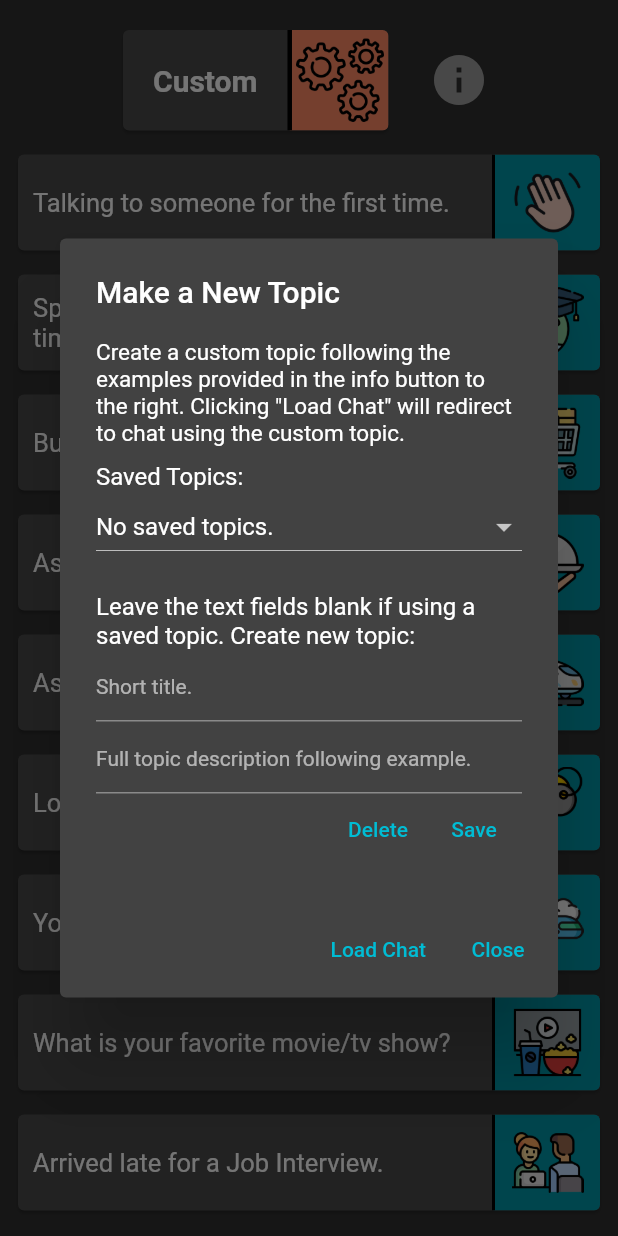
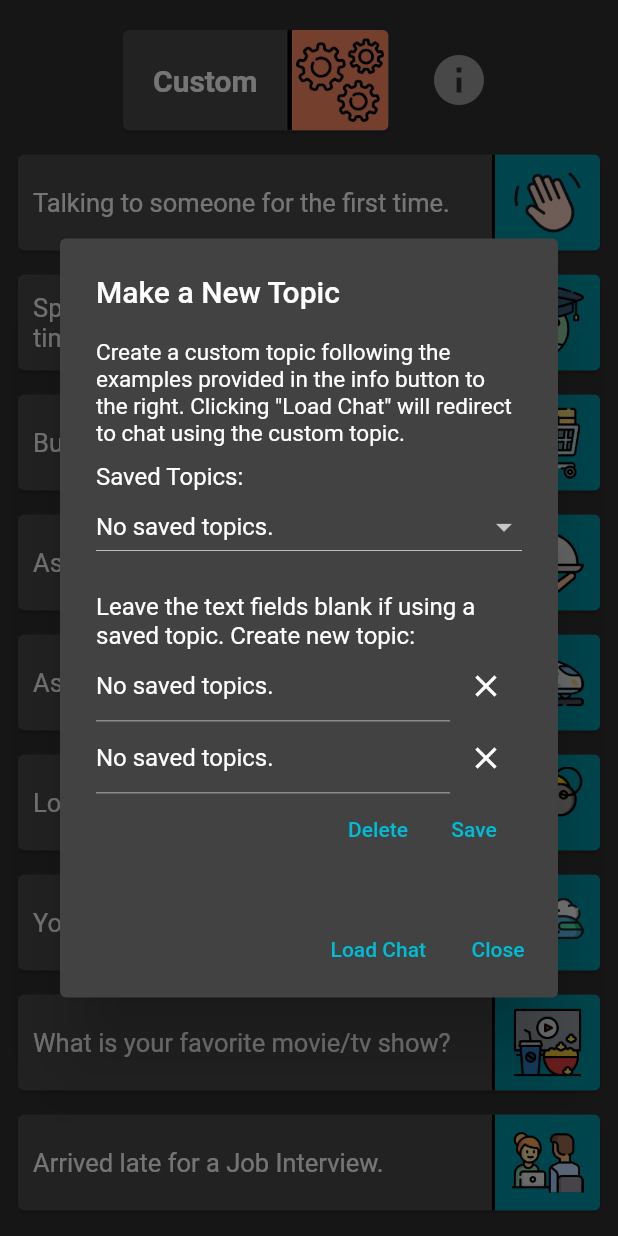
Before and after one commit to JiosHub/KaiwaAI, a Flutter app: the MenuPage widget shown alone on an empty page, opened directly, after a tap on "Custom", on a phone screen of 412 x 824 dp. Run offline on Flutter 3.47's test engine with Material 2 defaults, Android fonts, the phone set to English and light mode, and no system bars; our stand-ins replace cloud_firestore, cloud_functions, device_info, firebase_auth, firebase_core, flutter_chat_ui and 6 more; missing offline and left inert: flutter_inapp_purchase; accounts and stored records are empty; Roboto replaces fonts that are missing (Poppins).

Commit message:
error checks working on custom topics

```diff
--- a/lib/pages/menu.dart
+++ b/lib/pages/menu.dart
@@ -22,10 +22,12 @@ class _MenuPageState extends State<MenuPage> {
   //List<String> savedTopicTitles = [];
   //List<String> savedTopicDesc = [];
   ValueNotifier<List<String>> savedTopicsNotifier = ValueNotifier<List<String>>(["No saved topics."]);
+  final _formKey = GlobalKey<FormState>();
   late String selectedLanguage = "";
   String selectedCustomTopic = "";
   bool isFirstRun = true;
   bool loadCustom = false;
+  bool topicExists = false;
 
   TextEditingController titleController = TextEditingController();
   TextEditingController descController = TextEditingController();
@@ -103,14 +105,15 @@ class _MenuPageState extends State<MenuPage> {
                 showDialog(
                   context: context,
                   builder: (BuildContext context) {
-                    return AlertDialog(
+                    return Form(
+                      key: _formKey,
+                      child: AlertDialog(
                         title: Text("Make a New Topic"),
                         content: ValueListenableBuilder<List<String>>(
                           valueListenable: savedTopicsNotifier,
                           builder: (context, savedTopics, child) {
                             return StatefulBuilder(
                               builder: (BuildContext context, StateSetter setState) {
-
                                 List<String> savedTopicTitles = savedTopics.map((e) => e.split('|||').first).toList();
                                 List<String> savedTopicDesc = savedTopics.map((e) => e.split('|||').last).toList();
                                 //String selectedCustomTopic = savedTopicTitles.isNotEmpty ? savedTopicTitles[0] : 'No saved topics.';
@@ -136,11 +139,9 @@ class _MenuPageState extends State<MenuPage> {
                                     savedTopicTitles = [fullTopics[0]];
                                   }
                                 }
-
                                   void _deleteCustomTopic() async {
                                   SharedPreferences prefs = await SharedPreferences.getInstance();
                                   List<String> fullTopics = prefs.getStringList('savedTopics') ?? ["No saved topics."];
-
                                     int? indexToRemove;
                                   for (int i = 0; i < fullTopics.length; i++) {
                                     if (fullTopics[i].startsWith(titleController.text)) {
@@ -193,11 +194,16 @@ class _MenuPageState extends State<MenuPage> {
                                   savedTopicsNotifier.value = existingList;
                                   _loadCustomTopics();
                                 }
-
                                   if (isFirstRun) {
                                   _loadCustomTopics();
                                   setState(() {
                                     selectedCustomTopic = savedTopicTitles.isNotEmpty ? savedTopicTitles[0] : 'No saved topics.';
+                                    for (int i = 0; i < savedTopicTitles.length; i++) {
+                                      if (savedTopicTitles[i] == selectedCustomTopic) {
+                                        titleController.text = savedTopicTitles[i];
+                                        descController.text = savedTopicDesc[i];
+                                      }
+                                    }
                                   });
                                   isFirstRun = false;
                                 }
@@ -240,25 +246,69 @@ class _MenuPageState extends State<MenuPage> {
                                       ),
                                       SizedBox(height: 20),
                                       Text("Leave the text fields blank if using a saved topic. Create new topic:"),
-                                    TextField(
+                                      Row(
+                                        children: [
+                                          Expanded(
+                                            child: TextFormField(
                                               controller: titleController,
                                               decoration: InputDecoration(
                                                 hintText: "Short title.",
                                                 hintStyle: TextStyle(
                                                   fontSize: 14.0, // Adjust the size as needed
                                                 ),
+                                                contentPadding: EdgeInsets.only(right:20),
+                                              ),
+                                              validator: (value) {
+                                                if (value == null || value.isEmpty) {
+                                                  return "Field can't be blank.";
+                                                } else if (topicExists) {
+                                                  topicExists = false;
+                                                  return "Topic already exists.";
+                                                }
+                                                return null;
+                                              },
                                             ),
                                           ),
-                                    TextField(
+                                          IconButton(
+                                            icon: Icon(Icons.clear),
+                                            onPressed: () {
+                                              setState(() {
+                                                titleController.clear();
+                                              });
+                                            },
+                                          ),
+                                        ],
+                                      ),
+                                      Row(
+                                        children: [
+                                          Expanded(
+                                            child: TextFormField(
                                               controller: descController,
                                               maxLines: null, // Makes it multiline
                                               keyboardType: TextInputType.multiline,
                                               decoration: InputDecoration(
-                                        hintText: "Full topic description following example.",
+                                                hintText: "Description (following examples).",
                                                 hintStyle: TextStyle(
                                                   fontSize: 14.0, // Adjust the size as needed
                                                 ),
                                               ),
+                                              validator: (value) {
+                                                if (value == null || value.isEmpty) {
+                                                  return "Field can't be blank";
+                                                }
+                                                return null;
+                                              },
+                                            ),
+                                          ),
+                                          IconButton(
+                                            icon: Icon(Icons.clear),
+                                            onPressed: () {
+                                              setState(() {
+                                                descController.clear();
+                                              });
+                                            },
+                                          )
+                                        ],
                                       ),
                                       Align(
                                         alignment: Alignment.centerRight,
@@ -267,12 +317,21 @@ class _MenuPageState extends State<MenuPage> {
                                             Spacer(),
                                             TextButton(
                                               onPressed: () {
+                                                if (_formKey.currentState!.validate()
+                                                && titleController.text == selectedCustomTopic) {
                                                   _deleteCustomTopic();
+                                                }
                                               },
                                               child: Text("Delete"),
                                             ),
                                             TextButton(
                                               onPressed: () {
+                                                for (int i = 0; i < savedTopicTitles.length; i++) {
+                                                  if (savedTopicTitles[i] == titleController.text) {
+                                                    topicExists = true;
+                                                  }
+                                                }
+                                                if (_formKey.currentState!.validate()){
                                                   setState(() {
                                                     selectedCustomTopic = titleController.text;
                                                   });
@@ -280,6 +339,7 @@ class _MenuPageState extends State<MenuPage> {
                                                     print(titleController.text+'|||'+descController.text);
                                                     _saveTopic(titleController.text+'|||'+descController.text);
                                                     print("done save");
+                                                  }
                                                 }
                                               },
                                               child: Text("Save"),
@@ -298,8 +358,10 @@ class _MenuPageState extends State<MenuPage> {
                           TextButton(
                             child: Text("Load Chat"),
                             onPressed: () {
+                              if (_formKey.currentState!.validate()){
                                 loadCustom = true;
                                 _selectTopic(0);
+                              }
                             },
                           ),
                           TextButton(
@@ -309,6 +371,7 @@ class _MenuPageState extends State<MenuPage> {
                             },
                           ),
                         ],
+                      ),
                     );
                   },
                 );
```
Lines whose indentation alone changed are shown as unchanged.
